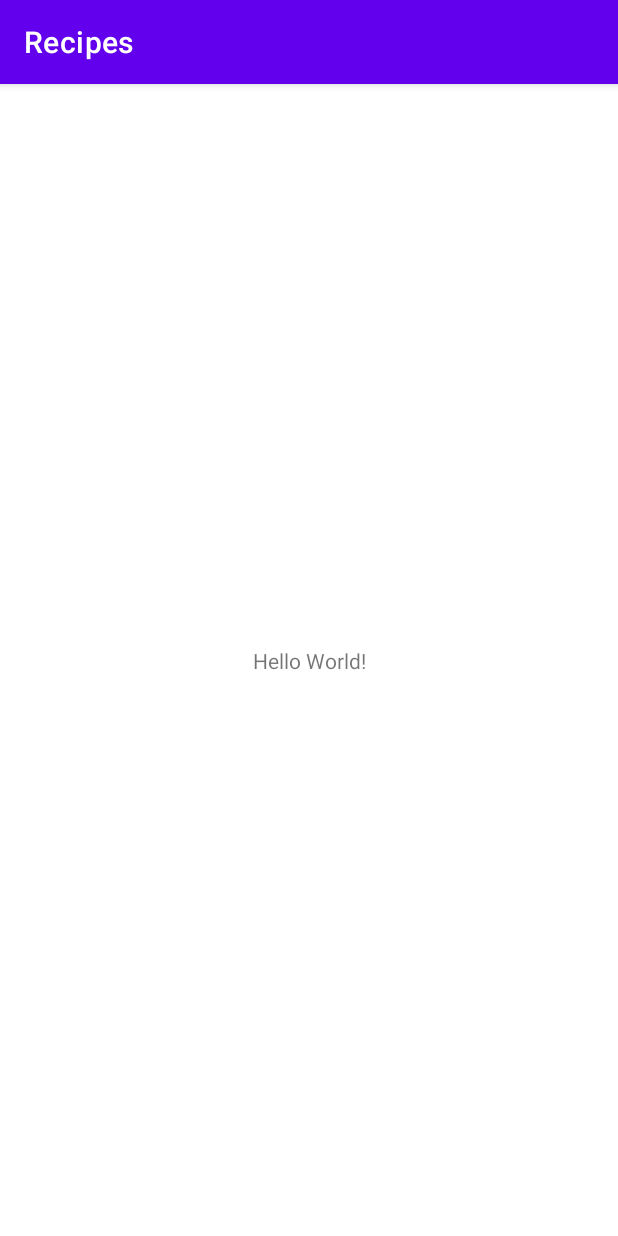
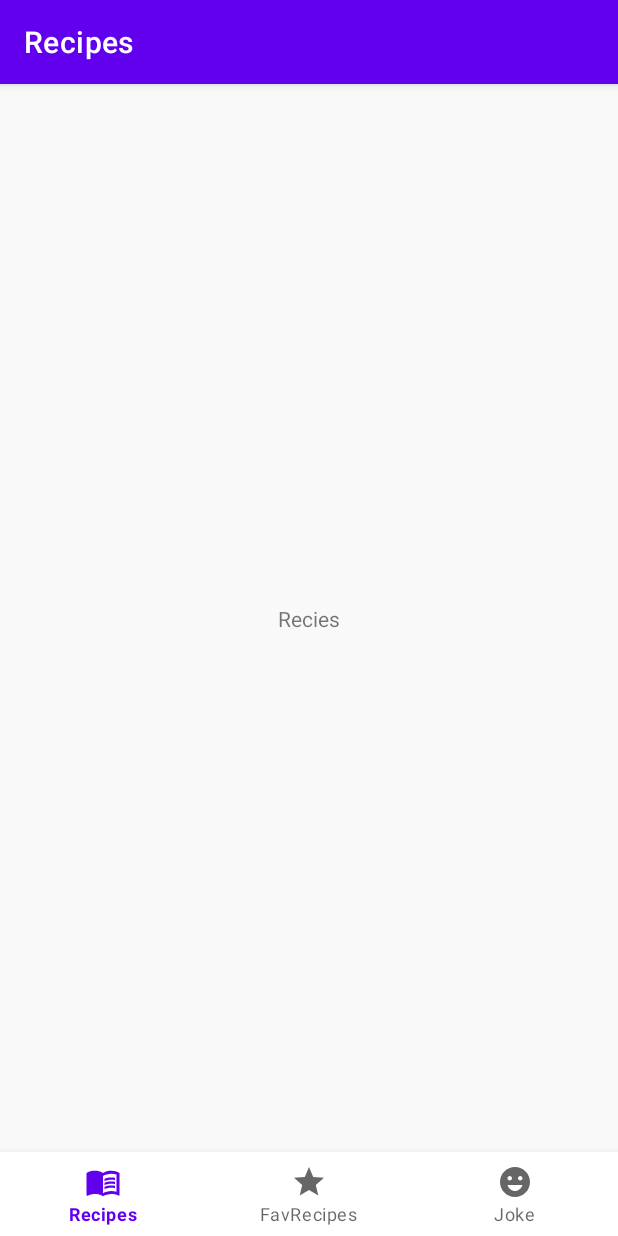
Before and after one commit to AAlykov/Recipes, an Android app: the screen it shows after launch (MainActivity), on a phone screen of 412 x 824 dp. Run offline under Robolectric (Android 15) with nearby library versions, the phone set to English and light mode, and no system bars; our stand-ins replace navigation-ui.

Commit message:
Установка Navigation Component

```diff
--- a/app/src/main/java/com/tomsk/alykov/recipes/MainActivity.kt
+++ b/app/src/main/java/com/tomsk/alykov/recipes/MainActivity.kt
@@ -2,10 +2,28 @@ package com.tomsk.alykov.recipes
 
 import androidx.appcompat.app.AppCompatActivity
 import android.os.Bundle
+import androidx.navigation.findNavController
+import androidx.navigation.ui.AppBarConfiguration
+import androidx.navigation.ui.setupActionBarWithNavController
+import androidx.navigation.ui.setupWithNavController
+import kotlinx.android.synthetic.main.activity_main.*
 
 class MainActivity : AppCompatActivity() {
     override fun onCreate(savedInstanceState: Bundle?) {
         super.onCreate(savedInstanceState)
         setContentView(R.layout.activity_main)
+
+        val navController = findNavController(R.id.fragmentContainerView)
+        val appBarConfiguration = AppBarConfiguration(setOf(R.id.recipesFragment, R.id.favoriteRecipiesFragment, R.id.foodJokeFragment))
+        //setupActionBarWithNavController(findNavController(R.id.fragmentContainerView))
+        bottomNavigationView.setupWithNavController(navController)
+        setupActionBarWithNavController(navController, appBarConfiguration)
     }
+
+    override fun onSupportNavigateUp(): Boolean {
+        val navController = findNavController(R.id.fragmentContainerView)
+        return navController.navigateUp() || super.onSupportNavigateUp()
+    }
+
+
 }
--- /dev/null
+++ b/app/src/main/java/com/tomsk/alykov/recipes/RecipesFragment.kt
@@ -0,0 +1,19 @@
+package com.tomsk.alykov.recipes
+
+import android.os.Bundle
+import androidx.fragment.app.Fragment
+import android.view.LayoutInflater
+import android.view.View
+import android.view.ViewGroup
+
+class RecipesFragment : Fragment() {
+
+    override fun onCreateView(
+        inflater: LayoutInflater, container: ViewGroup?,
+        savedInstanceState: Bundle?
+    ): View? {
+        // Inflate the layout for this fragment
+        return inflater.inflate(R.layout.fragment_recipes, container, false)
+    }
+
+}
--- /dev/null
+++ b/app/src/main/res/drawable/ic_emoji_emotions.xml
@@ -0,0 +1,5 @@
+<vector android:height="24dp" android:tint="#000000"
+    android:viewportHeight="24" android:viewportWidth="24"
+    android:width="24dp" xmlns:android="http://schemas.android.com/apk/res/android">
+    <path android:fillColor="@android:color/white" android:pathData="M11.99,2C6.47,2 2,6.48 2,12c0,5.52 4.47,10 9.99,10C17.52,22 22,17.52 22,12C22,6.48 17.52,2 11.99,2zM8.5,8C9.33,8 10,8.67 10,9.5S9.33,11 8.5,11S7,10.33 7,9.5S7.67,8 8.5,8zM12,18c-2.28,0 -4.22,-1.66 -5,-4h10C16.22,16.34 14.28,18 12,18zM15.5,11c-0.83,0 -1.5,-0.67 -1.5,-1.5S14.67,8 15.5,8S17,8.67 17,9.5S16.33,11 15.5,11z"/>
+</vector>
--- /dev/null
+++ b/app/src/main/res/drawable/ic_menu_book.xml
@@ -0,0 +1,8 @@
+<vector android:autoMirrored="true" android:height="24dp"
+    android:tint="#000000" android:viewportHeight="24"
+    android:viewportWidth="24" android:width="24dp" xmlns:android="http://schemas.android.com/apk/res/android">
+    <path android:fillColor="@android:color/white" android:pathData="M21,5c-1.11,-0.35 -2.33,-0.5 -3.5,-0.5c-1.95,0 -4.05,0.4 -5.5,1.5c-1.45,-1.1 -3.55,-1.5 -5.5,-1.5S2.45,4.9 1,6v14.65c0,0.25 0.25,0.5 0.5,0.5c0.1,0 0.15,-0.05 0.25,-0.05C3.1,20.45 5.05,20 6.5,20c1.95,0 4.05,0.4 5.5,1.5c1.35,-0.85 3.8,-1.5 5.5,-1.5c1.65,0 3.35,0.3 4.75,1.05c0.1,0.05 0.15,0.05 0.25,0.05c0.25,0 0.5,-0.25 0.5,-0.5V6C22.4,5.55 21.75,5.25 21,5zM21,18.5c-1.1,-0.35 -2.3,-0.5 -3.5,-0.5c-1.7,0 -4.15,0.65 -5.5,1.5V8c1.35,-0.85 3.8,-1.5 5.5,-1.5c1.2,0 2.4,0.15 3.5,0.5V18.5z"/>
+    <path android:fillColor="@android:color/white" android:pathData="M17.5,10.5c0.88,0 1.73,0.09 2.5,0.26V9.24C19.21,9.09 18.36,9 17.5,9c-1.7,0 -3.24,0.29 -4.5,0.83v1.66C14.13,10.85 15.7,10.5 17.5,10.5z"/>
+    <path android:fillColor="@android:color/white" android:pathData="M13,12.49v1.66c1.13,-0.64 2.7,-0.99 4.5,-0.99c0.88,0 1.73,0.09 2.5,0.26V11.9c-0.79,-0.15 -1.64,-0.24 -2.5,-0.24C15.8,11.66 14.26,11.96 13,12.49z"/>
+    <path android:fillColor="@android:color/white" android:pathData="M17.5,14.33c-1.7,0 -3.24,0.29 -4.5,0.83v1.66c1.13,-0.64 2.7,-0.99 4.5,-0.99c0.88,0 1.73,0.09 2.5,0.26v-1.52C19.21,14.41 18.36,14.33 17.5,14.33z"/>
+</vector>
--- /dev/null
+++ b/app/src/main/res/drawable/ic_star.xml
@@ -0,0 +1,5 @@
+<vector android:height="24dp" android:tint="#000000"
+    android:viewportHeight="24" android:viewportWidth="24"
+    android:width="24dp" xmlns:android="http://schemas.android.com/apk/res/android">
+    <path android:fillColor="@android:color/white" android:pathData="M12,17.27L18.18,21l-1.64,-7.03L22,9.24l-7.19,-0.61L12,2 9.19,8.63 2,9.24l5.46,4.73L5.82,21z"/>
+</vector>
--- a/app/src/main/res/layout/activity_main.xml
+++ b/app/src/main/res/layout/activity_main.xml
@@ -4,15 +4,30 @@
     xmlns:tools="http://schemas.android.com/tools"
     android:layout_width="match_parent"
     android:layout_height="match_parent"
+    android:background="@color/lightGray"
     tools:context=".MainActivity">
 
-    <TextView
-        android:layout_width="wrap_content"
+
+    <fragment
+        android:id="@+id/fragmentContainerView"
+        android:name="androidx.navigation.fragment.NavHostFragment"
+        android:layout_width="0dp"
+        android:layout_height="0dp"
+        app:defaultNavHost="true"
+        app:layout_constraintBottom_toTopOf="@id/bottomNavigationView"
+        app:layout_constraintEnd_toEndOf="parent"
+        app:layout_constraintStart_toStartOf="parent"
+        app:layout_constraintTop_toTopOf="parent"
+        app:navGraph="@navigation/my_nav"/>
+
+
+    <com.google.android.material.bottomnavigation.BottomNavigationView
+        android:id="@+id/bottomNavigationView"
+        android:layout_width="0dp"
         android:layout_height="wrap_content"
-        android:text="Hello World!"
         app:layout_constraintBottom_toBottomOf="parent"
         app:layout_constraintEnd_toEndOf="parent"
         app:layout_constraintStart_toStartOf="parent"
-        app:layout_constraintTop_toTopOf="parent" />
+        app:menu="@menu/bottom_nav_menu"/>
 
 </androidx.constraintlayout.widget.ConstraintLayout>
--- /dev/null
+++ b/app/src/main/res/layout/fragment_recipes.xml
@@ -0,0 +1,20 @@
+<?xml version="1.0" encoding="utf-8"?>
+<androidx.constraintlayout.widget.ConstraintLayout xmlns:android="http://schemas.android.com/apk/res/android"
+    xmlns:app="http://schemas.android.com/apk/res-auto"
+    xmlns:tools="http://schemas.android.com/tools"
+    android:layout_width="match_parent"
+    android:layout_height="match_parent"
+    android:background="@color/lightGray"
+    tools:context=".RecipesFragment">
+
+    <TextView
+        android:id="@+id/textView"
+        android:layout_width="wrap_content"
+        android:layout_height="wrap_content"
+        android:text="Recies"
+        app:layout_constraintBottom_toBottomOf="parent"
+        app:layout_constraintEnd_toEndOf="parent"
+        app:layout_constraintStart_toStartOf="parent"
+        app:layout_constraintTop_toTopOf="parent" />
+
+</androidx.constraintlayout.widget.ConstraintLayout>
--- /dev/null
+++ b/app/src/main/res/menu/bottom_nav_menu.xml
@@ -0,0 +1,14 @@
+<?xml version="1.0" encoding="utf-8"?>
+<menu xmlns:android="http://schemas.android.com/apk/res/android">
+    <item android:id="@+id/recipesFragment"
+        android:title="Recipes"
+        android:icon="@drawable/ic_menu_book"/>
+
+    <item android:id="@+id/favoriteRecipiesFragment"
+        android:title="FavRecipes"
+        android:icon="@drawable/ic_star"/>
+
+    <item android:id="@+id/foodJokeFragment"
+        android:title="Joke"
+        android:icon="@drawable/ic_emoji_emotions"/>
+</menu>
--- /dev/null
+++ b/app/src/main/res/navigation/my_nav.xml
@@ -0,0 +1,23 @@
+<?xml version="1.0" encoding="utf-8"?>
+<navigation xmlns:android="http://schemas.android.com/apk/res/android"
+    xmlns:app="http://schemas.android.com/apk/res-auto"
+    xmlns:tools="http://schemas.android.com/tools"
+    android:id="@+id/my_nav"
+    app:startDestination="@id/recipesFragment">
+
+    <fragment
+        android:id="@+id/favoriteRecipiesFragment"
+        android:name="com.tomsk.alykov.recipes.FavoriteRecipiesFragment"
+        android:label="Favorite recipes"
+        tools:layout="@layout/fragment_favorite_recipies" />
+    <fragment
+        android:id="@+id/foodJokeFragment"
+        android:name="com.tomsk.alykov.recipes.FoodJokeFragment"
+        android:label="Joke"
+        tools:layout="@layout/fragment_food_joke" />
+    <fragment
+        android:id="@+id/recipesFragment"
+        android:name="com.tomsk.alykov.recipes.RecipesFragment"
+        android:label="Recipes"
+        tools:layout="@layout/fragment_recipes" />
+</navigation>
--- a/app/src/main/res/values/strings.xml
+++ b/app/src/main/res/values/strings.xml
@@ -1,3 +1,5 @@
 <resources>
     <string name="app_name">Recipes</string>
+    <!-- TODO: Remove or change this placeholder text -->
+    <string name="hello_blank_fragment">Hello blank fragment</string>
 </resources>
```
Also changed, not shown: app/src/main/AndroidManifest.xml (+6 -1 lines), app/src/main/java/com/tomsk/alykov/recipes/FavoriteRecipiesFragment.kt (added, +19 -0 lines), app/src/main/java/com/tomsk/alykov/recipes/FoodJokeFragment.kt (added, +20 -0 lines), app/src/main/res/layout/fragment_favorite_recipies.xml (added, +16 -0 lines), app/src/main/res/layout/fragment_food_joke.xml (added, +16 -0 lines), app/src/main/res/values/colors.xml (+14 -0 lines).
